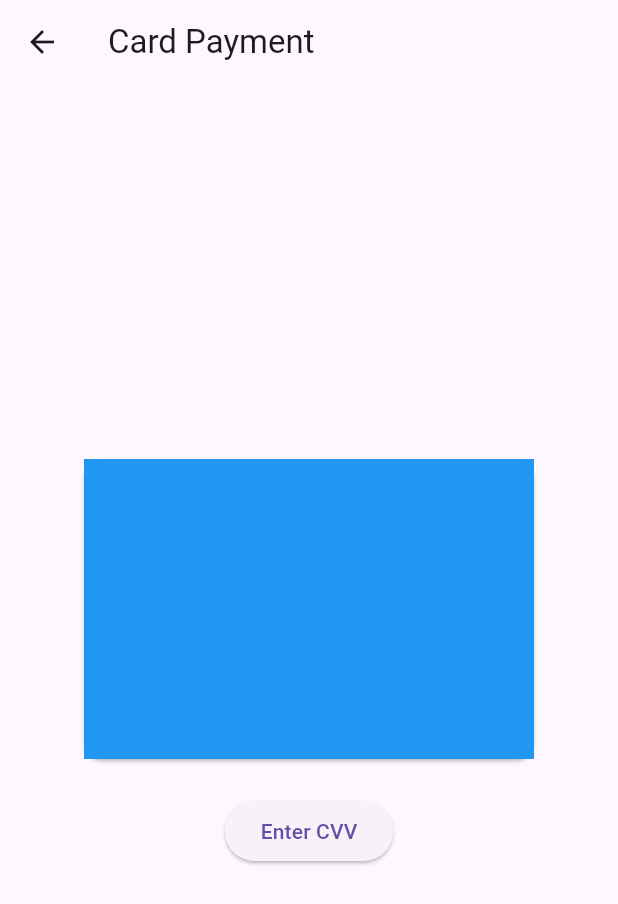
After one commit to kshitiz3133/fintech_payment_demo, a Flutter app: the Activator screen opened directly, after a tap on "Card Payment", on a phone screen of 412 x 824 dp. The commit adds this screen. Shown: the top 904 px of the screen. Run offline on Flutter 3.47's test engine with Material 3 defaults, Android fonts, the light colour scheme and no system bars; our stand-ins replace lottie; missing offline and left inert: external_app_launcher.

Commit message:
card pay started

```diff
--- /dev/null
+++ b/lib/cardpayment.dart
@@ -0,0 +1,55 @@
+import 'dart:math';
+
+import 'package:flutter/material.dart';
+
+class CardPay extends StatefulWidget {
+  const CardPay({Key? key}) : super(key: key);
+
+  @override
+  State<CardPay> createState() => _CardPayState();
+}
+
+class _CardPayState extends State<CardPay> with TickerProviderStateMixin {
+  late AnimationController _controller;
+  late Animation _animation;
+  AnimationStatus _status = AnimationStatus.dismissed;
+
+  @override
+  void initState() {
+    // TODO: implement initState
+    super.initState();
+    _controller=AnimationController(vsync: this,duration: const Duration(seconds: 1));
+    _animation=Tween(end: 1.0,begin: 0.0).animate(_controller)..addListener(() {setState(() {
+
+    });})..addStatusListener((status) { _status=status;});
+  }
+
+  @override
+  Widget build(BuildContext context) {
+    return Scaffold(
+      appBar: AppBar(title: Text("Card Payment")),
+      body: Center(
+        child: Column(
+          mainAxisAlignment: MainAxisAlignment.center,
+          children: [
+            Transform(alignment: FractionalOffset.center,transform: Matrix4.identity()..setEntry(3,2,0.0015)..rotateY(pi*_animation.value),child: Card(child:
+            _animation.value <=0.5?
+            Container(height: 200,width: 300,color: Colors.blue,):
+            Container(height: 200,width: 300,color: Colors.red,)
+        )),
+            SizedBox(height: 20,),
+            ElevatedButton(onPressed: (){if(_status==AnimationStatus.dismissed){
+              _controller.forward();
+            }
+            else{
+              _controller.reverse();
+            }
+            }, child:_animation.value <=0.5?
+            Text("Enter CVV"):Text("Enter Card Details")
+            ),
+          ],
+        ),
+      ),
+    );
+  }
+}
--- a/lib/home.dart
+++ b/lib/home.dart
@@ -24,12 +24,16 @@ class _HomeScreenState extends State<HomeScreen> {
   @override
   Widget build(BuildContext context) {
     return Scaffold(
+      appBar: AppBar(
+        title: Text("Send Money"),
+      ),
       body: Center(
         child: Container(
           child: Column(
             mainAxisAlignment: MainAxisAlignment.center,
             children: [
               flag? A:Text("₹100",style: TextStyle(fontWeight: FontWeight.w700,fontSize: 40),),
+              SizedBox(height: 20,),
               ElevatedButton(onPressed: (){
                 setState(() {
                   flag=true;
--- a/lib/main.dart
+++ b/lib/main.dart
@@ -116,6 +116,19 @@ class MyApp extends StatelessWidget {
   @override
   Widget build(BuildContext context) {
     return MaterialApp(
+      theme: ThemeData(
+        brightness: Brightness.light,
+        /* light theme settings */
+      ),
+      darkTheme: ThemeData(
+        brightness: Brightness.dark,
+        /* dark theme settings */
+      ),
+      themeMode: ThemeMode.light,
+      /* ThemeMode.system to follow system theme,
+         ThemeMode.light for light theme,
+         ThemeMode.dark for dark theme
+      */
       home: StreamBuilder<bool>(
         stream: authService.authState,
         initialData: false,
--- a/lib/vault activation.dart
+++ b/lib/vault activation.dart
@@ -1,7 +1,8 @@
+import 'package:fintech_payment_demo/cardpayment.dart';
+import 'package:fintech_payment_demo/home.dart';
 import 'package:flutter/material.dart';
 import 'package:external_app_launcher/external_app_launcher.dart';
 import 'package:url_launcher/url_launcher.dart';
-
 
 class Activator extends StatefulWidget {
   const Activator({Key? key}) : super(key: key);
@@ -14,15 +15,115 @@ class _ActivatorState extends State<Activator> {
   @override
   Widget build(BuildContext context) {
     return Scaffold(
-      body: Center(
-        child: ElevatedButton(onPressed: (){
-          LaunchApp.openApp(
-            androidPackageName: 'com.example.fintech_vault_app',
-            openStore: false,
-          );
-
-        }, child: Text("Activate Vaul")),
+      body: SingleChildScrollView(
+        child: Column(
+          crossAxisAlignment: CrossAxisAlignment.start,
+          children: [
+            Row(
+              mainAxisAlignment: MainAxisAlignment.spaceEvenly,
+              children: [
+                Text(
+                  "Vault is Not Activated",
+                  style: TextStyle(fontSize: 25),
+                ),
+                ElevatedButton(
+                    onPressed: () {
+                      LaunchApp.openApp(
+                        androidPackageName: 'com.example.fintech_vault_app',
+                        openStore: false,
+                      );
+                    },
+                    child: Text("Activate Vaul")),
+              ],
+            ),
+            SizedBox(
+              height: 30,
+            ),
+            payment(context),
+          ],
+        ),
       ),
     );
   }
 }
+
+Widget payment(BuildContext context) {
+  return Padding(
+    padding: const EdgeInsets.all(18.0),
+    child: Column(
+      crossAxisAlignment: CrossAxisAlignment.start,
+      children: [
+        Text(
+          "Pay",
+          style: TextStyle(fontSize: 30),
+        ),
+        SizedBox(
+          height: 40,
+        ),
+        Container(
+          height: 400,
+          child: GridView.count(
+            crossAxisCount: 2,
+            children: [
+              Padding(
+                padding: const EdgeInsets.all(8.0),
+                child: GestureDetector(
+                  onTap: (){
+                    Navigator.push(context, MaterialPageRoute(builder: (context)=>CardPay()));
+                  },
+                  child: Container(
+                      decoration: BoxDecoration(
+                          borderRadius: BorderRadius.circular(10),
+                          color: Colors.white,
+                          boxShadow: [
+                        BoxShadow(
+                            color: Colors.black.withOpacity(0.2),
+                            spreadRadius: 0.1,
+                            blurRadius: 2)
+                      ]),
+                    child: Center(child: Text("Card Payment",style: TextStyle(fontSize: 25),)),
+                  ),
+                ),
+              ),
+              Padding(
+                padding: const EdgeInsets.all(8.0),
+                child: GestureDetector(
+                  onTap: (){
+                    Navigator.push(context, MaterialPageRoute(builder: (context)=>HomeScreen()));
+                  },
+                  child: Container(
+                      decoration: BoxDecoration(
+                          borderRadius: BorderRadius.circular(10),
+                          color: Colors.white,
+                          boxShadow: [
+                        BoxShadow(
+                            color: Colors.black.withOpacity(0.2),
+                            spreadRadius: 0.1,
+                            blurRadius: 2)
+                      ]),
+                    child: Center(child: Text("Send Money",style: TextStyle(fontSize: 28),)),
+                  ),
+                ),
+              ),
+              Padding(
+                padding: const EdgeInsets.all(8.0),
+                child: Container(
+                    decoration: BoxDecoration(
+                        borderRadius: BorderRadius.circular(10),
+                        color: Colors.white,
+                        boxShadow: [
+                      BoxShadow(
+                          color: Colors.black.withOpacity(0.2),
+                          spreadRadius: 0.1,
+                          blurRadius: 2)
+                    ]),
+                  child: Center(child: Text("Self Transfer",style: TextStyle(fontSize: 25),)),
+                ),
+              ),
+            ],
+          ),
+        )
+      ],
+    ),
+  );
+}
```
